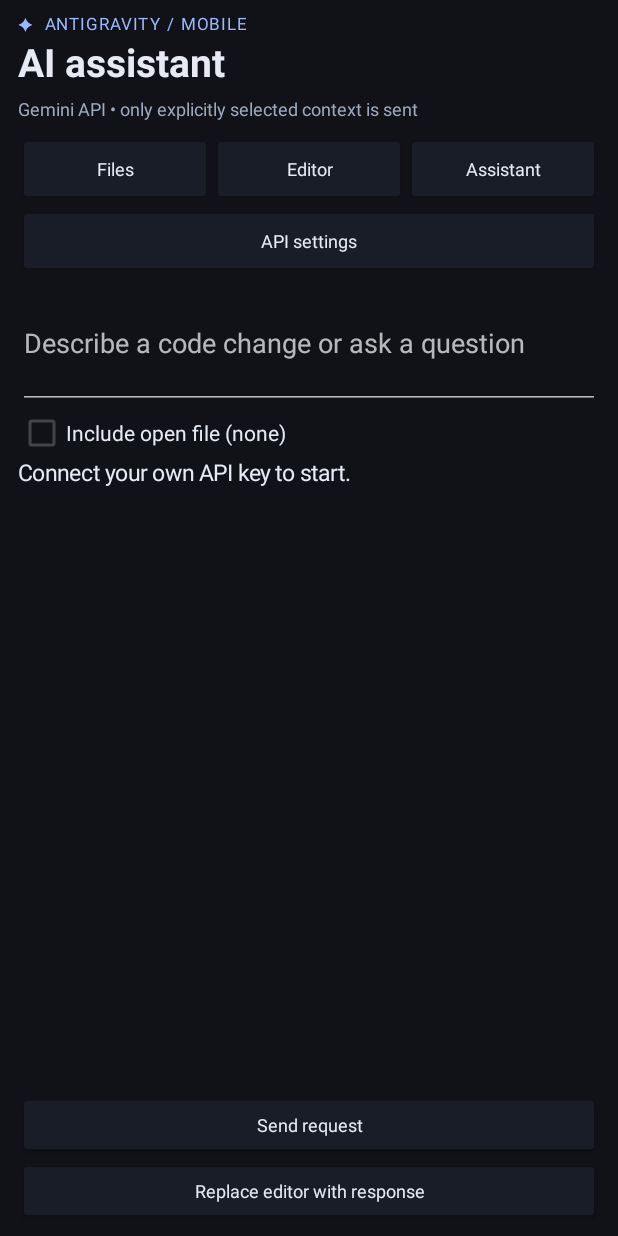
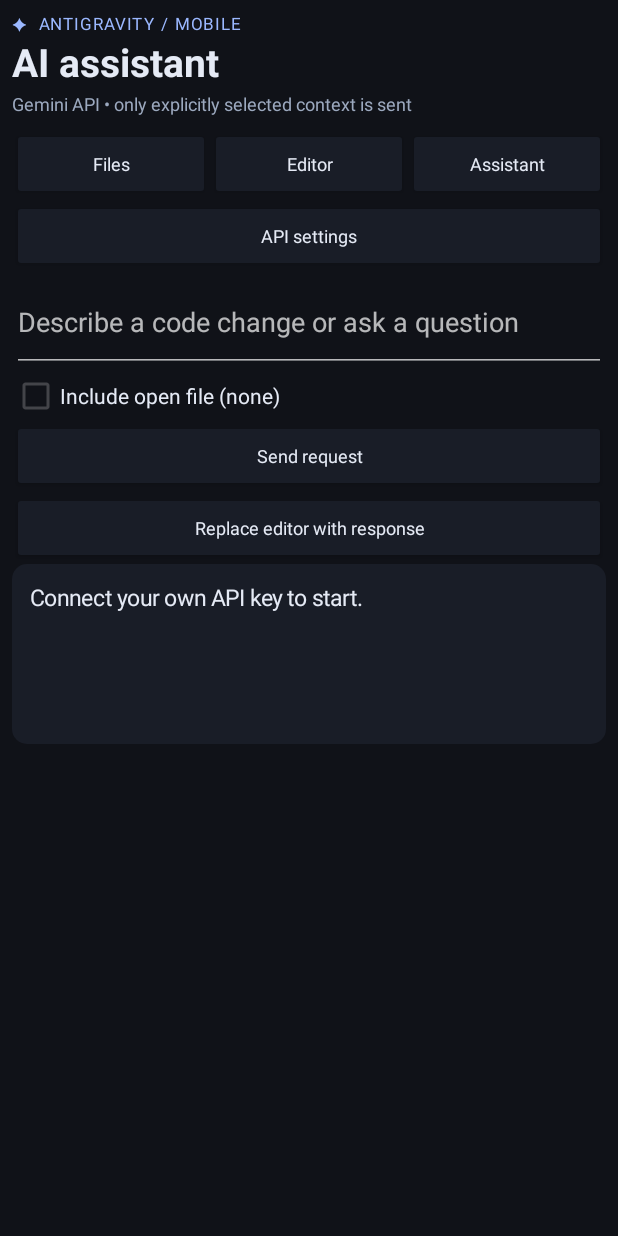
Before and after one commit to avinashxthorn/Antigravity, an Android app: the screen it shows after launch (MainActivity), after a tap on "Assistant", on a phone screen of 412 x 824 dp. Run offline under Robolectric (Android 15) with nearby library versions, the phone set to English and light mode, and no system bars; 2 other taps on this screen came first.

Commit message:
Fix URI grant lint error and adapt native layout to compact phone screens and keyboard

```diff
--- a/app/src/main/java/dev/antigravity/mobile/MainActivity.java
+++ b/app/src/main/java/dev/antigravity/mobile/MainActivity.java
@@ -31,7 +31,8 @@ public class MainActivity extends Activity {
     private final ArrayDeque<String> undo=new ArrayDeque<>(), redo=new ArrayDeque<>();
     private LinearLayout root, body, listing, toolbar;
     private EditText editor;
-    private TextView title,status,lines;
+    private TextView brand,title,status,lines;
+    private int layoutClass=-1;
     private boolean editingInternally=false, busy=false;
     private String mode="files";
 
@@ -51,23 +52,35 @@ public class MainActivity extends Activity {
     private LinearLayout row(){LinearLayout l=new LinearLayout(this);l.setOrientation(LinearLayout.HORIZONTAL);l.setGravity(Gravity.CENTER_VERTICAL);return l;}
     private GradientDrawable rounded(int color,int radius){GradientDrawable d=new GradientDrawable();d.setColor(color);d.setCornerRadius(dp(radius));return d;}
     private TextView label(String s,int size,int color){TextView t=new TextView(this);t.setText(s);t.setTextSize(size);t.setTextColor(color);return t;}
-    private Button button(String s,Runnable run){Button b=new Button(this);b.setText(s);b.setAllCaps(false);b.setTextSize(12);b.setTextColor(TEXT);b.setMinHeight(dp(44));b.setMinimumHeight(dp(44));b.setMinWidth(0);b.setPadding(dp(10),0,dp(10),0);b.setBackgroundTintList(ColorStateList.valueOf(PANEL));b.setOnClickListener(v->run.run());return b;}
+    private Button button(String s,Runnable run){Button b=new Button(this);b.setText(s);b.setAllCaps(false);b.setTextSize(12);b.setTextColor(TEXT);b.setMinHeight(dp(48));b.setMinimumHeight(dp(48));b.setMinWidth(0);b.setMinimumWidth(0);b.setPadding(dp(4),0,dp(4),0);b.setMaxLines(2);b.setGravity(Gravity.CENTER);b.setBackgroundTintList(ColorStateList.valueOf(PANEL));b.setOnClickListener(v->run.run());return b;}
     private void addButton(LinearLayout r,String s,Runnable run){r.addView(button(s,run),new LinearLayout.LayoutParams(0,dp(48),1));}
     private void build(){
         root=column();root.setBackgroundColor(BG);root.setPadding(dp(12),dp(8),dp(12),dp(8));setContentView(root);
-        TextView brand=label("✦  ANTIGRAVITY / MOBILE",11,BLUE);brand.setLetterSpacing(.10f);root.addView(brand);
+        brand=label("✦  ANTIGRAVITY / MOBILE",11,BLUE);brand.setLetterSpacing(.10f);root.addView(brand);
         title=label("Workspace",26,TEXT);title.setTypeface(null,Typeface.BOLD);root.addView(title);
-        status=label("Choose a project folder to begin",12,MUTED);status.setPadding(0,dp(5),0,dp(8));root.addView(status);
+        status=label("Choose a project folder to begin",12,MUTED);status.setPadding(0,dp(5),0,dp(8));status.setMaxLines(2);status.setEllipsize(TextUtils.TruncateAt.END);root.addView(status);
         toolbar=row();addButton(toolbar,"Files",this::showFiles);addButton(toolbar,"Editor",this::showEditor);addButton(toolbar,"Assistant",this::showAssistant);root.addView(toolbar);
         body=column();root.addView(body,new LinearLayout.LayoutParams(-1,0,1));
+        root.addOnLayoutChangeListener((v,l,t,r,b,ol,ot,or,ob)->{if(r-l!=or-ol||b-t!=ob-ot)adaptLayout();});
         editor=new EditText(this);editor.setTextColor(TEXT);editor.setTypeface(Typeface.MONOSPACE);editor.setTextSize(14);editor.setGravity(Gravity.TOP|Gravity.START);
         editor.setInputType(android.text.InputType.TYPE_CLASS_TEXT|android.text.InputType.TYPE_TEXT_FLAG_MULTI_LINE|android.text.InputType.TYPE_TEXT_FLAG_NO_SUGGESTIONS);
-        editor.setHorizontallyScrolling(true);editor.setPadding(dp(8),dp(10),dp(8),dp(10));editor.setBackgroundColor(BG);
+        editor.setHorizontallyScrolling(false);editor.setImeOptions(android.view.inputmethod.EditorInfo.IME_FLAG_NO_EXTRACT_UI);editor.setPadding(dp(8),dp(10),dp(8),dp(10));editor.setBackgroundColor(BG);
         editor.addTextChangedListener(new TextWatcher(){
             public void beforeTextChanged(CharSequence s,int st,int c,int a){if(!editingInternally){if(undo.size()>=80)undo.removeFirst();undo.addLast(s.toString());redo.clear();}}
             public void onTextChanged(CharSequence s,int st,int before,int count){refreshEditorStatus(); if(lines!=null) updateLines();}
             public void afterTextChanged(Editable e){}
         });
+    }
+    private void adaptLayout(){
+        int h=root.getHeight(),w=root.getWidth();if(h<=0||w<=0)return;
+        int next=h<dp(260)?2:h<dp(510)?1:0;
+        if(next==layoutClass)return;layoutClass=next;
+        brand.setVisibility(next==0?View.VISIBLE:View.GONE);
+        title.setVisibility(next==0?View.VISIBLE:View.GONE);
+        status.setMaxLines(next==0?2:1);
+        status.setPadding(0,dp(2),0,dp(next==0?8:2));
+        toolbar.setVisibility(next==2?View.GONE:View.VISIBLE);
+        root.setPadding(dp(8),dp(next==0?8:2),dp(8),dp(next==0?8:2));
     }
     private void detach(View v){if(v.getParent() instanceof android.view.ViewGroup)((android.view.ViewGroup)v.getParent()).removeView(v);}
     private void clear(String m,String header){ mode=m;detach(editor);body.removeAllViews();lines=null;title.setText(header); }
@@ -81,8 +94,9 @@ public class MainActivity extends Activity {
     private void pick(){guard(()->{Intent i=new Intent(Intent.ACTION_OPEN_DOCUMENT_TREE);i.addFlags(Intent.FLAG_GRANT_READ_URI_PERMISSION|Intent.FLAG_GRANT_WRITE_URI_PERMISSION|Intent.FLAG_GRANT_PERSISTABLE_URI_PERMISSION|Intent.FLAG_GRANT_PREFIX_URI_PERMISSION);startActivityForResult(i,PICK);});}
     @Override protected void onActivityResult(int request,int result,Intent data){
         super.onActivityResult(request,result,data);if(request!=PICK||result!=RESULT_OK||data==null||data.getData()==null)return;
-        try{Uri chosen=data.getData();int flags=data.getFlags()&(Intent.FLAG_GRANT_READ_URI_PERMISSION|Intent.FLAG_GRANT_WRITE_URI_PERMISSION);
-            getContentResolver().takePersistableUriPermission(chosen,flags);
+        try{Uri chosen=data.getData();int granted=data.getFlags();
+            if((granted&Intent.FLAG_GRANT_READ_URI_PERMISSION)==0||(granted&Intent.FLAG_GRANT_WRITE_URI_PERMISSION)==0)throw new SecurityException("Choose a folder with read and write access");
+            getContentResolver().takePersistableUriPermission(chosen,Intent.FLAG_GRANT_READ_URI_PERMISSION|Intent.FLAG_GRANT_WRITE_URI_PERMISSION);
             tree=chosen;getPreferences(0).edit().putString("tree",tree.toString()).apply();dirs.clear();names.clear();dirs.add(DocumentsContract.getTreeDocumentId(tree));names.add("Workspace");currentFile=null;saved="";loadText("");showFiles();
         }catch(Exception e){fail(e);}
     }
@@ -104,13 +118,14 @@ public class MainActivity extends Activity {
             if(entries.isEmpty())listing.addView(label("This folder is empty.",14,MUTED));
             for(Entry e:entries){
                 LinearLayout item=row();item.setBackground(rounded(PANEL,10));LinearLayout.LayoutParams lp=new LinearLayout.LayoutParams(-1,dp(56));lp.bottomMargin=dp(5);listing.addView(item,lp);
-                TextView t=label((e.folder()?"▸  ":"·  ")+e.name,15,TEXT);t.setPadding(dp(12),0,0,0);item.addView(t,new LinearLayout.LayoutParams(0,-1,1));t.setGravity(Gravity.CENTER_VERTICAL);
+                TextView t=label((e.folder()?"▸  ":"·  ")+e.name,15,TEXT);t.setPadding(dp(12),0,0,0);item.addView(t,new LinearLayout.LayoutParams(0,-1,1));t.setGravity(Gravity.CENTER_VERTICAL);t.setMaxLines(2);t.setEllipsize(TextUtils.TruncateAt.END);
                 t.setOnClickListener(v->{if(e.folder()){dirs.add(e.id);names.add(e.name);showFiles();}else guard(()->open(e));});item.addView(button("⋯",()->entryMenu(e)),new LinearLayout.LayoutParams(dp(48),dp(48)));
             }
         }catch(Exception e){fail(e);}
     }
     private void askName(String title,String initial,java.util.function.Consumer<String> fn){
         EditText input=new EditText(this);input.setSingleLine(true);input.setText(initial);
+        input.setImeOptions(android.view.inputmethod.EditorInfo.IME_FLAG_NO_EXTRACT_UI);
         AlertDialog dialog=new AlertDialog.Builder(this).setTitle(title).setView(input).setPositiveButton("OK",null).setNegativeButton("Cancel",null).create();
         dialog.setOnShowListener(v->dialog.getButton(-1).setOnClickListener(w->{String s=input.getText().toString().trim();if(s.isEmpty()||s.equals(".")||s.equals("..")||s.contains("/")||s.contains("\\")){input.setError("Enter a valid name");return;}dialog.dismiss();fn.accept(s);}));dialog.show();
     }
@@ -148,14 +163,15 @@ public class MainActivity extends Activity {
     }
     private void showAssistant(){
         clear("assistant","AI assistant");setStatus("Gemini API • only explicitly selected context is sent");
-        LinearLayout settings=row();addButton(settings,"API settings",this::apiSettings);body.addView(settings);
-        EditText prompt=new EditText(this);prompt.setTextColor(TEXT);prompt.setHint("Describe a code change or ask a question");prompt.setMinLines(3);body.addView(prompt,new LinearLayout.LayoutParams(-1,-2));
-        CheckBox include=new CheckBox(this);include.setText("Include open file ("+(currentFile==null?"none":currentName)+")");include.setTextColor(TEXT);include.setEnabled(currentFile!=null);body.addView(include);
-        TextView result=label("Connect your own API key to start.",15,TEXT);result.setTextIsSelectable(true);ScrollView scroll=new ScrollView(this);scroll.addView(result);body.addView(scroll,new LinearLayout.LayoutParams(-1,0,1));
+        ScrollView page=new ScrollView(this);page.setFillViewport(true);LinearLayout assistant=column();page.addView(assistant,new ScrollView.LayoutParams(-1,-2));body.addView(page,new LinearLayout.LayoutParams(-1,0,1));
+        LinearLayout settings=row();addButton(settings,"API settings",this::apiSettings);assistant.addView(settings);
+        EditText prompt=new EditText(this);prompt.setTextColor(TEXT);prompt.setHint("Describe a code change or ask a question");prompt.setInputType(android.text.InputType.TYPE_CLASS_TEXT|android.text.InputType.TYPE_TEXT_FLAG_MULTI_LINE);prompt.setImeOptions(android.view.inputmethod.EditorInfo.IME_FLAG_NO_EXTRACT_UI);prompt.setMinLines(2);prompt.setMaxLines(5);assistant.addView(prompt,new LinearLayout.LayoutParams(-1,-2));
+        CheckBox include=new CheckBox(this);include.setText("Include open file ("+(currentFile==null?"none":currentName)+")");include.setTextColor(TEXT);include.setEnabled(currentFile!=null);assistant.addView(include);
+        TextView result=label("Connect your own API key to start.",15,TEXT);result.setTextIsSelectable(true);result.setPadding(dp(12),dp(12),dp(12),dp(12));result.setBackground(rounded(PANEL,10));result.setMinHeight(dp(120));
         Button send=button("Send request",()->{});send.setOnClickListener(v->{if(apiKey.isEmpty()){apiSettings();return;}if(prompt.getText().toString().trim().isEmpty()){prompt.setError("Enter a prompt");return;}String input=prompt.getText().toString();boolean attach=include.isChecked()&&currentFile!=null;String source=attach?editor.getText().toString():"";String name=currentName;
             Runnable call=()->requestAi(input+(attach?"\n\nOpen file: "+name+"\n"+source:""),result,send);
             if(attach)new AlertDialog.Builder(this).setTitle("Send file to Gemini?").setMessage("The open file will be transmitted to Google's Gemini API. Remove secrets before continuing.").setPositiveButton("Send",(d,w)->call.run()).setNegativeButton("Cancel",null).show();else call.run();
-        });body.addView(send);body.addView(button("Replace editor with response",()->{if(currentFile==null||!Boolean.TRUE.equals(result.getTag()))return;new AlertDialog.Builder(this).setTitle("Replace open file?").setMessage("Review output before saving. This replaces the editor buffer, not the disk file.").setNegativeButton("Cancel",null).setPositiveButton("Replace",(d,w)->{editor.setText(result.getText());showEditor();}).show();}));
+        });assistant.addView(send);assistant.addView(button("Replace editor with response",()->{if(currentFile==null||!Boolean.TRUE.equals(result.getTag()))return;new AlertDialog.Builder(this).setTitle("Replace open file?").setMessage("Review output before saving. This replaces the editor buffer, not the disk file.").setNegativeButton("Cancel",null).setPositiveButton("Replace",(d,w)->{editor.setText(result.getText());showEditor();}).show();}));assistant.addView(result,new LinearLayout.LayoutParams(-1,-2));
     }
     private void apiSettings(){
         LinearLayout form=column();form.setPadding(dp(20),0,dp(20),0);EditText key=new EditText(this);key.setHint("Gemini API key (session only)");key.setInputType(android.text.InputType.TYPE_CLASS_TEXT|android.text.InputType.TYPE_TEXT_VARIATION_PASSWORD);key.setText(apiKey);form.addView(key);
```
